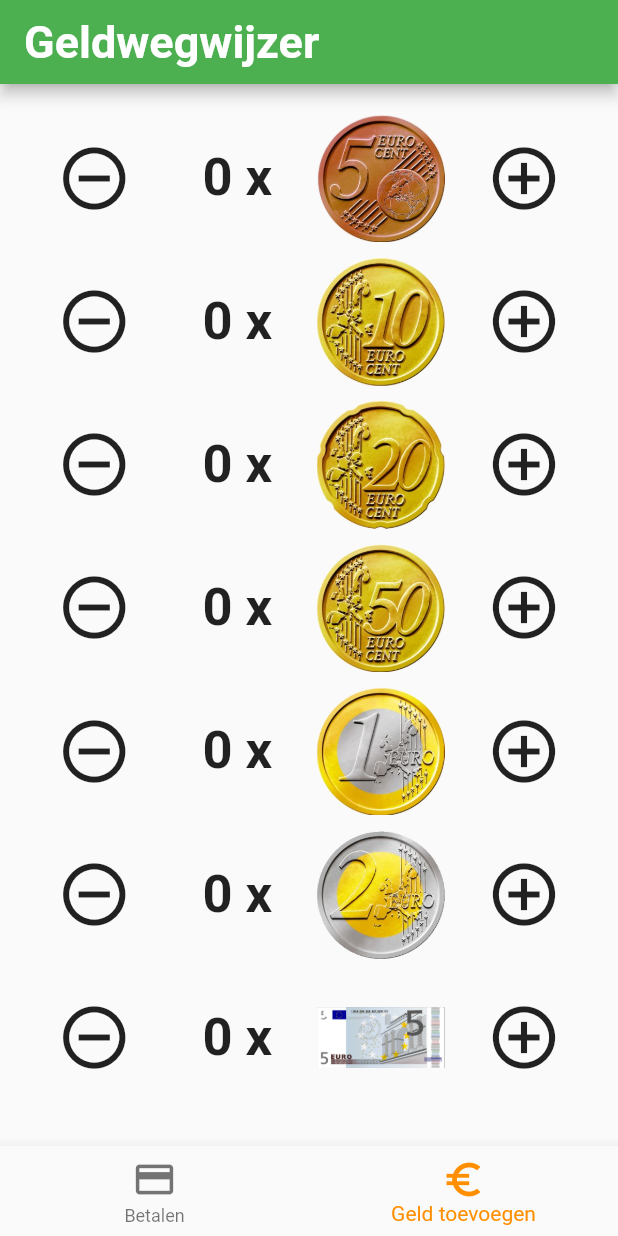
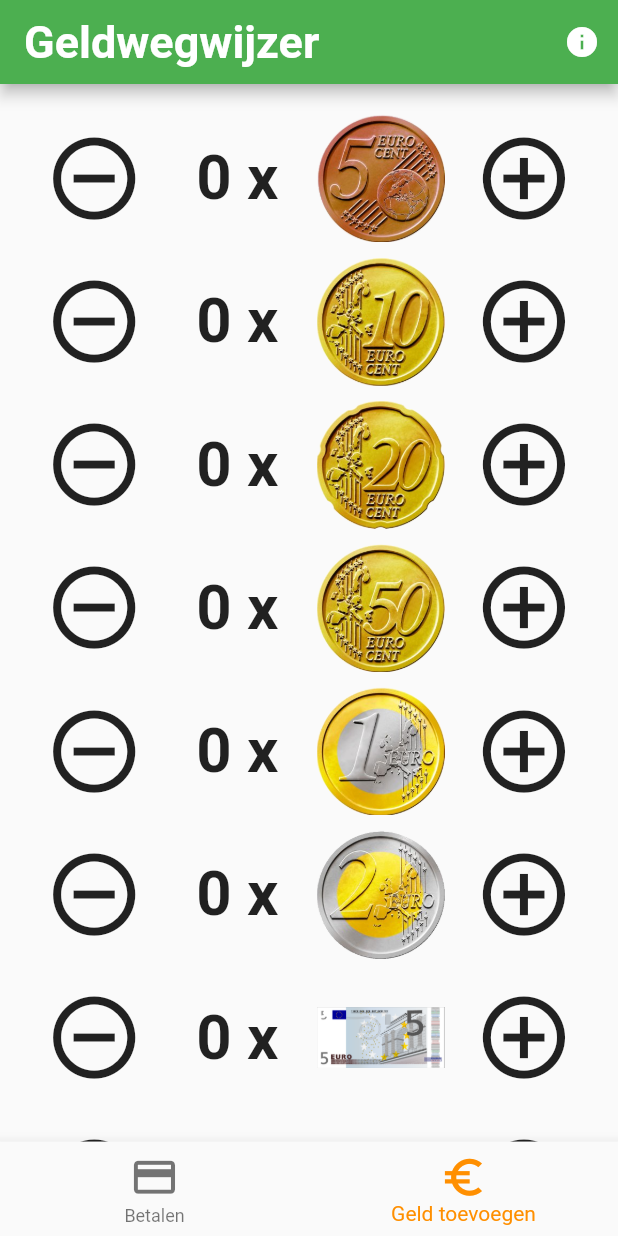
Before and after one commit to iMagineLab-BE/Geldwegwijzer, a Flutter app: the screen it shows after launch, item 2 of the bottom bar chosen, on a phone screen of 412 x 824 dp. Run offline on Flutter 3.47's test engine with Material 2 defaults, Android fonts, the phone set to English and light mode, and no system bars; our stand-ins replace package_info.

Commit message:
Removed unused assets Added icon to flutter assets Added about app dialog Added package info dependency Dynamic resizing bottom navigation items Dynamic resizing money grid page (buttons scale according to screen size)

```diff
--- a/lib/main.dart
+++ b/lib/main.dart
@@ -3,6 +3,8 @@ import 'package:flutter/material.dart';
 import 'package:geldwegwijzer/app_data.dart';
 import 'package:geldwegwijzer/money_grid.dart';
 import 'package:geldwegwijzer/paying.dart';
+import 'package:geldwegwijzer/sizeconfig.dart';
+import 'package:geldwegwijzer/about_app.dart';
 
 void main() {
   runApp(MyApp());
@@ -43,10 +45,10 @@ class MyHomePage extends StatefulWidget {
 class _MyHomePageState extends State<MyHomePage> {
   int _selectedIndex = 0;
 
-  static const TextStyle topStyle =
+  static TextStyle topStyle =
       TextStyle(fontSize: 30, fontWeight: FontWeight.bold);
-  static const TextStyle bottomStyle =
-      TextStyle(fontSize: 20, fontWeight: FontWeight.normal);
+  static TextStyle bottomStyle =
+      TextStyle(fontSize: SizeConfig.blockSizeVertical * 2.0, fontWeight: FontWeight.normal);
 
   static const List<Widget> _widgetOptions = <Widget>[
     Paying(),
@@ -63,22 +65,31 @@ class _MyHomePageState extends State<MyHomePage> {
   Widget build(BuildContext context) {
     return Scaffold(
       appBar: AppBar(
-        title: const Text(
+        title: Text(
           'Geldwegwijzer',
           style: topStyle,
         ),
+        actions: <Widget>[
+          IconButton(
+            icon: const Icon(Icons.info),
+            tooltip: 'Info',
+            onPressed: () {
+              openAboutApp(context);
+            },
+          )
+        ],
       ),
       body: Center(
         child: _widgetOptions.elementAt(_selectedIndex),
       ),
       bottomNavigationBar: BottomNavigationBar(
-        items: const <BottomNavigationBarItem>[
+        items: <BottomNavigationBarItem>[
           BottomNavigationBarItem(
-            icon: Icon(Icons.payment, size: 30),
+            icon: Icon(Icons.payment, size: SizeConfig.blockSizeVertical * 4.0),
             title: Text('Betalen', style: bottomStyle),
           ),
           BottomNavigationBarItem(
-            icon: Icon(Icons.euro_symbol, size: 30),
+            icon: Icon(Icons.euro_symbol, size: SizeConfig.blockSizeVertical * 4.0),
             title: Text('Geld toevoegen', style: bottomStyle),
           ),
         ],
--- a/pubspec.yaml
+++ b/pubspec.yaml
@@ -23,6 +23,7 @@ dependencies:
   # The following adds the Cupertino Icons font to your application.
   # Use with the CupertinoIcons class for iOS style icons.
   cupertino_icons: ^0.1.2
+  package_info: ^0.4.0+16
 
 #  pwa: ^0.2.0 # Progressive Web App
 
@@ -45,6 +46,8 @@ flutter:
   # To add assets to your application, add an assets section, like this:
   assets:
    #- assets/
+   - assets/icon.png
+   - assets/imaginelab_logo.png
    - assets/euros/n1Cent.png
    - assets/euros/n2Cent.png
    - assets/euros/n5Cent.png
```
Also changed, not shown: lib/about_app.dart (added, +15 -0 lines), lib/money_grid.dart (+4 -3 lines), assets/icon.png (added), assets/microsoft-logo-new.png (deleted), assets/team-scheire-foto-met-logos.png (deleted), assets/ua_logo.png (deleted), assets/unisex.png (deleted).
